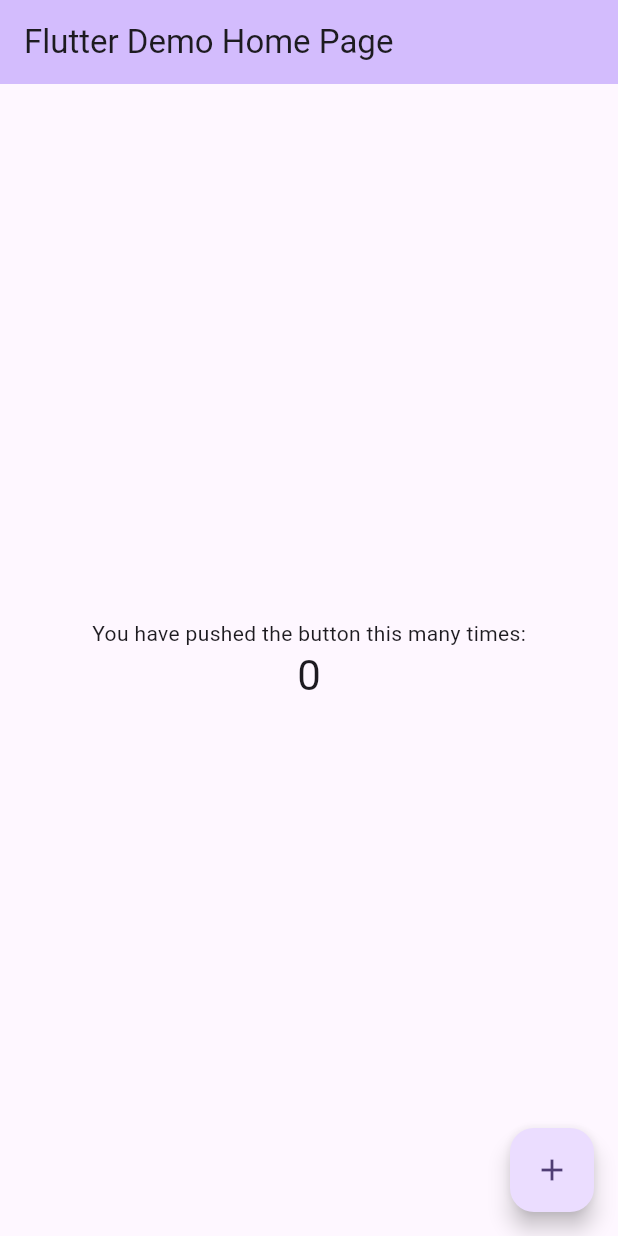
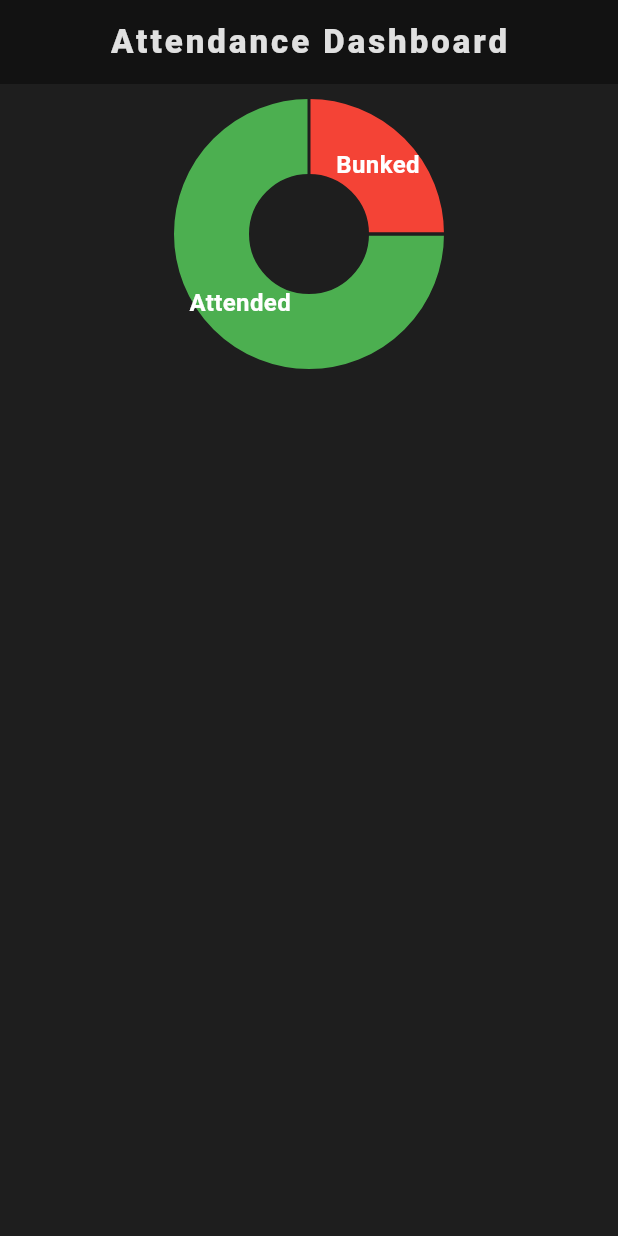
Before and after one commit to HardikDk121/proxy, a Flutter app: the screen it shows after launch, on a phone screen of 412 x 824 dp. Run offline on Flutter 3.47's test engine with Material 3 defaults, Android fonts, the phone set to English and light mode, and no system bars; drawn by our look-alikes of fl_chart.

Commit message:
color scheme

```diff
--- a/lib/main.dart
+++ b/lib/main.dart
@@ -1,122 +1,36 @@
 import 'package:flutter/material.dart';
-
+import 'theme.dart';
+import 'pie.dart';
 void main() {
-  runApp(const MyApp());
+  runApp(const ProxyApp());
 }
 
-class MyApp extends StatelessWidget {
-  const MyApp({super.key});
+class ProxyApp extends StatelessWidget {
+  const ProxyApp({super.key});
 
-  // This widget is the root of your application.
   @override
   Widget build(BuildContext context) {
     return MaterialApp(
-      title: 'Flutter Demo',
-      theme: ThemeData(
-        // This is the theme of your application.
-        //
-        // TRY THIS: Try running your application with "flutter run". You'll see
-        // the application has a purple toolbar. Then, without quitting the app,
-        // try changing the seedColor in the colorScheme below to Colors.green
-        // and then invoke "hot reload" (save your changes or press the "hot
-        // reload" button in a Flutter-supported IDE, or press "r" if you used
-        // the command line to start the app).
-        //
-        // Notice that the counter didn't reset back to zero; the application
-        // state is not lost during the reload. To reset the state, use hot
-        // restart instead.
-        //
-        // This works for code too, not just values: Most code changes can be
-        // tested with just a hot reload.
-        colorScheme: .fromSeed(seedColor: Colors.deepPurple),
-      ),
-      home: const MyHomePage(title: 'Flutter Demo Home Page'),
+      title: 'Proxy',
+      debugShowCheckedModeBanner: false, // Hides the annoying debug banner
+      theme: proxyTheme,                 // <--- THIS IS THE MAGIC LINE
+      home: const DashboardScreen(),
+
     );
   }
 }
-
-class MyHomePage extends StatefulWidget {
-  const MyHomePage({super.key, required this.title});
-
-  // This widget is the home page of your application. It is stateful, meaning
-  // that it has a State object (defined below) that contains fields that affect
-  // how it looks.
-
-  // This class is the configuration for the state. It holds the values (in this
-  // case the title) provided by the parent (in this case the App widget) and
-  // used by the build method of the State. Fields in a Widget subclass are
-  // always marked "final".
-
-  final String title;
+class DashboardScreen extends StatefulWidget {
+  const DashboardScreen({super.key});
 
   @override
-  State<MyHomePage> createState() => _MyHomePageState();
+  State<DashboardScreen> createState() => _DashboardScreenState();
 }
 
-class _MyHomePageState extends State<MyHomePage> {
-  int _counter = 0;
-
-  void _incrementCounter() {
-    setState(() {
-      // This call to setState tells the Flutter framework that something has
-      // changed in this State, which causes it to rerun the build method below
-      // so that the display can reflect the updated values. If we changed
-      // _counter without calling setState(), then the build method would not be
-      // called again, and so nothing would appear to happen.
-      _counter++;
-    });
-  }
-
+class _DashboardScreenState extends State<DashboardScreen> {
   @override
   Widget build(BuildContext context) {
-    // This method is rerun every time setState is called, for instance as done
-    // by the _incrementCounter method above.
-    //
-    // The Flutter framework has been optimized to make rerunning build methods
-    // fast, so that you can just rebuild anything that needs updating rather
-    // than having to individually change instances of widgets.
-    return Scaffold(
-      appBar: AppBar(
-        // TRY THIS: Try changing the color here to a specific color (to
-        // Colors.amber, perhaps?) and trigger a hot reload to see the AppBar
-        // change color while the other colors stay the same.
-        backgroundColor: Theme.of(context).colorScheme.inversePrimary,
-        // Here we take the value from the MyHomePage object that was created by
-        // the App.build method, and use it to set our appbar title.
-        title: Text(widget.title),
-      ),
-      body: Center(
-        // Center is a layout widget. It takes a single child and positions it
-        // in the middle of the parent.
-        child: Column(
-          // Column is also a layout widget. It takes a list of children and
-          // arranges them vertically. By default, it sizes itself to fit its
-          // children horizontally, and tries to be as tall as its parent.
-          //
-          // Column has various properties to control how it sizes itself and
-          // how it positions its children. Here we use mainAxisAlignment to
-          // center the children vertically; the main axis here is the vertical
-          // axis because Columns are vertical (the cross axis would be
-          // horizontal).
-          //
-          // TRY THIS: Invoke "debug painting" (choose the "Toggle Debug Paint"
-          // action in the IDE, or press "p" in the console), to see the
-          // wireframe for each widget.
-          mainAxisAlignment: .center,
-          children: [
-            const Text('You have pushed the button this many times:'),
-            Text(
-              '$_counter',
-              style: Theme.of(context).textTheme.headlineMedium,
-            ),
-          ],
-        ),
-      ),
-      floatingActionButton: FloatingActionButton(
-        onPressed: _incrementCounter,
-        tooltip: 'Increment',
-        child: const Icon(Icons.add),
-      ),
-    );
+    return Scaffold(appBar: AppBar(title: const Text('Attendance Dashboard',)),
+      body: AttendancePieChart(attendedClasses: 75, bunkedClasses: 25),
+      backgroundColor: Theme.of(context).colorScheme.surface,);
   }
 }
--- /dev/null
+++ b/lib/pie.dart
@@ -0,0 +1,42 @@
+import 'package:fl_chart/fl_chart.dart';
+import 'package:flutter/material.dart';
+
+class AttendancePieChart extends StatelessWidget {
+  final double attendedClasses;
+  final double bunkedClasses;
+
+  const AttendancePieChart({super.key, required this.attendedClasses, required this.bunkedClasses});
+
+  @override
+  Widget build(BuildContext context) {
+    return SizedBox(
+      height: 200,
+      // The fl_chart PieChart widget
+
+      child: PieChart(
+        PieChartData(
+          sectionsSpace: 2, // Tiny gap between the green and red
+          centerSpaceRadius: 40, // Makes it a "Donut" chart instead of a solid pie
+          sections: [
+            // The Safe Zone (Your Sage Green)
+            PieChartSectionData(
+              color: Theme.of(context).colorScheme.primary,
+              value: attendedClasses,
+              title: 'Attended',
+              radius: 50,
+              titleStyle: const TextStyle(color: Colors.white, fontWeight: FontWeight.bold,fontSize: 16),
+            ),
+            // The Danger Zone (Your Brick Red)
+            PieChartSectionData(
+              color: Theme.of(context).colorScheme.error,
+              value: bunkedClasses,
+              title: 'Bunked',
+              radius: 50,
+              titleStyle: const TextStyle(color: Colors.white, fontWeight: FontWeight.bold,fontSize: 16),
+            ),
+          ],
+        ),
+      ),
+    );
+  }
+}
--- /dev/null
+++ b/lib/theme.dart
@@ -0,0 +1,36 @@
+import 'package:flutter/material.dart';
+
+// The official "Proxy" Desaturated Pastel Theme
+final ThemeData proxyTheme = ThemeData(
+  brightness: Brightness.dark, // Forces dark mode text behaviors
+
+  // 1. Backgrounds
+  scaffoldBackgroundColor: const Color(0xFF121212), // Deep Charcoal
+  cardColor: const Color(0xFF1E1E1E),               // Dark Surface
+
+  // 2. The Color Palette from your link
+  colorScheme: const ColorScheme.dark(
+    primary: Colors.green,    // The Sage Green (Safe)
+    error: Colors.red,      // The Brick Red (Danger)
+    surface: Color(0xFF1E1E1E),
+  ),
+
+  // 3. Text Colors
+  textTheme: const TextTheme(
+    bodyLarge: TextStyle(color: Color(0xFFE0E0E0), fontSize: 18, fontWeight: FontWeight.bold),
+    bodyMedium: TextStyle(color: Color(0xFFA0A0A0), fontSize: 14), // Slightly dimmer for subtitles
+  ),
+
+  // 4. App Bar Styling (Clean, flat look)
+  appBarTheme: const AppBarTheme(
+    backgroundColor: Color(0xFF121212),
+    elevation: 0,
+    centerTitle: true,
+    titleTextStyle: TextStyle(
+      color: Color(0xFFE0E0E0),
+      fontSize: 22,
+      fontWeight: FontWeight.w800,
+      letterSpacing: 2.0,
+    ),
+  ),
+);
--- a/pubspec.yaml
+++ b/pubspec.yaml
@@ -34,6 +34,7 @@ dependencies:
   # The following adds the Cupertino Icons font to your application.
   # Use with the CupertinoIcons class for iOS style icons.
   cupertino_icons: ^1.0.8
+  fl_chart: ^1.2.0
 
 dev_dependencies:
   flutter_test:
```
